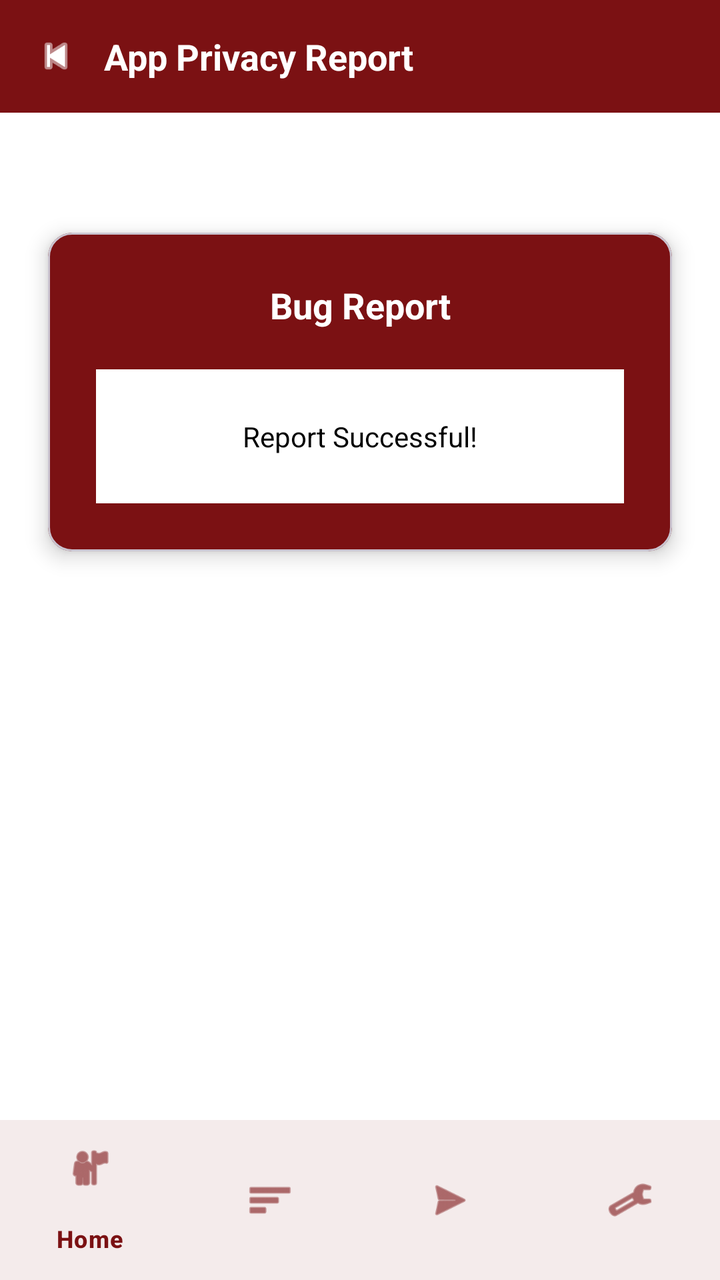
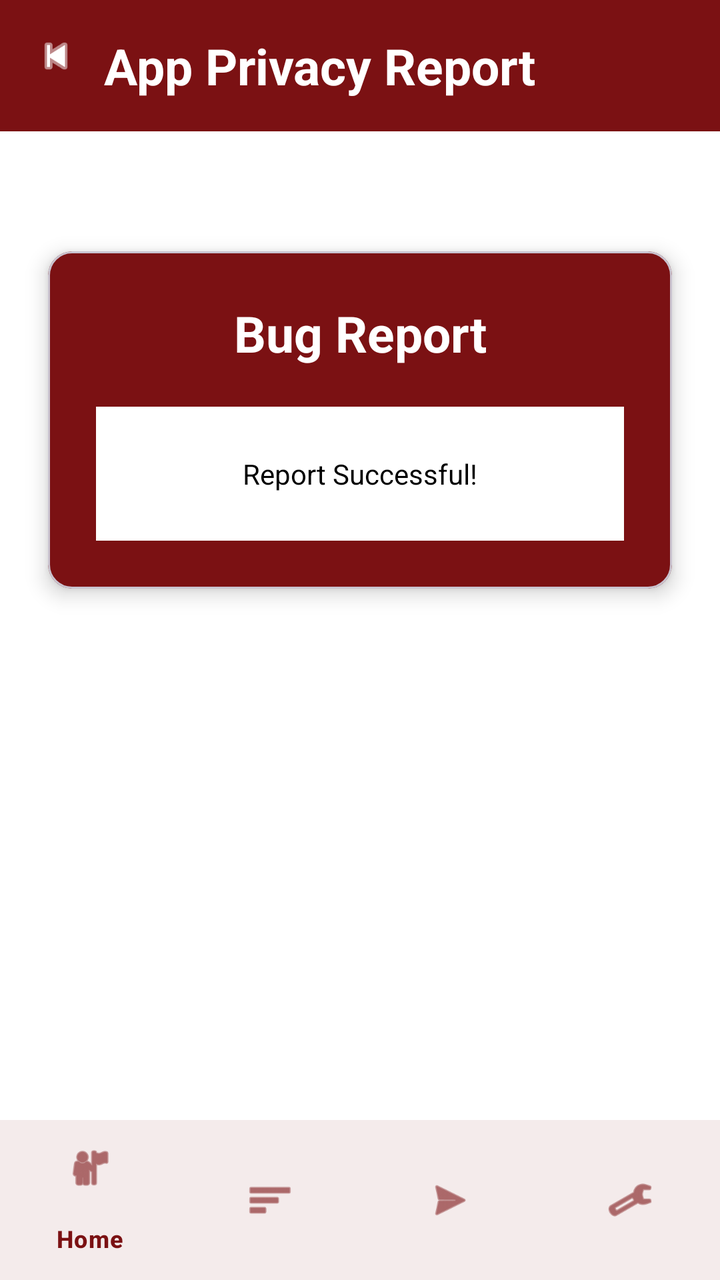

The first picture is an Android layout as it rendered before a commit; the second is the same layout after the commit. The layout source and the unified diff follow.
<!-- AndroidManifest.xml: application theme Theme.FixItFinderApp -->
<!-- res/layout/activity_privacy_report.xml -->
<?xml version="1.0" encoding="utf-8"?>
<androidx.coordinatorlayout.widget.CoordinatorLayout
    xmlns:android="http://schemas.android.com/apk/res/android"
    xmlns:app="http://schemas.android.com/apk/res-auto"
    android:layout_width="match_parent"
    android:layout_height="match_parent"
    android:background="@android:color/white">

    <androidx.core.widget.NestedScrollView
        android:layout_width="match_parent"
        android:layout_height="match_parent"
        android:fillViewport="true">

        <LinearLayout
            android:layout_width="match_parent"
            android:layout_height="wrap_content"
            android:orientation="vertical">

            
            <RelativeLayout
                android:id="@+id/layoutHeader"
                android:layout_width="match_parent"
                android:layout_height="wrap_content"
                android:background="@color/color_primary"
                android:padding="16dp">

                <ImageView
                    android:id="@+id/btnBack"
                    android:layout_width="24dp"
                    android:layout_height="24dp"
                    android:src="@android:drawable/ic_media_previous"
                    android:contentDescription="Back"
                    android:tint="@color/white" />

                <TextView
                    android:id="@+id/tvHeaderTitle"
                    android:layout_width="wrap_content"
                    android:layout_height="wrap_content"
                    android:text="App Privacy Report"
                    android:textSize="18sp"
                    android:textStyle="bold"
                    android:textColor="@color/white"
                    android:layout_toEndOf="@+id/btnBack"
                    android:layout_marginStart="12dp"
                    android:layout_centerVertical="true" />
            </RelativeLayout>

            <com.google.android.material.card.MaterialCardView
                android:layout_width="match_parent"
                android:layout_height="wrap_content"
                android:layout_marginTop="60dp"
                android:layout_marginStart="24dp"
                android:layout_marginEnd="24dp"
                app:cardCornerRadius="12dp"
                app:cardElevation="6dp"
                app:cardBackgroundColor="@color/color_primary">

                <LinearLayout
                    android:layout_width="match_parent"
                    android:layout_height="wrap_content"
                    android:orientation="vertical"
                    android:padding="24dp">

                    <TextView
                        android:layout_width="match_parent"
                        android:layout_height="wrap_content"
                        android:text="Bug Report"
                        android:textStyle="bold"
                        android:textSize="18sp"
                        android:textColor="@color/white"
                        android:gravity="center" />

                    <LinearLayout
                        android:layout_width="match_parent"
                        android:layout_height="wrap_content"
                        android:layout_marginTop="20dp"
                        android:background="@android:color/white"
                        android:padding="24dp">

                        <TextView
                            android:layout_width="match_parent"
                            android:layout_height="wrap_content"
                            android:text="Report Successful!"
                            android:textColor="@android:color/black"
                            android:gravity="center" />
                    </LinearLayout>
                </LinearLayout>
            </com.google.android.material.card.MaterialCardView>

        </LinearLayout>
    </androidx.core.widget.NestedScrollView>

    
    <com.google.android.material.bottomnavigation.BottomNavigationView
        android:id="@+id/bottomNavigation"
        android:layout_width="match_parent"
        android:layout_height="wrap_content"
        android:layout_gravity="bottom"
        android:background="@color/white"
        app:itemTextColor="@color/color_primary"
        app:itemIconTint="@color/color_primary"
        app:menu="@menu/bottom_navigation" />

</androidx.coordinatorlayout.widget.CoordinatorLayout>
<!-- resources referenced by this layout -->
<resources>
  <color name="color_primary">#7B1113</color>
  <color name="white">#FFFFFFFF</color>
  <style name="Theme.FixItFinderApp" parent="Base.Theme.FixItFinderApp" />
  <style name="Base.Theme.FixItFinderApp" parent="Theme.Material3.DayNight.NoActionBar">
          <item name="colorPrimary">@color/color_primary</item>
          <item name="colorSecondary">@color/color_secondary</item>
          <item name="colorSurface">@color/color_background</item>
          <item name="colorOnSurface">@color/color_text_dark</item>
          <item name="colorPrimaryContainer">@color/color_primary</item>
          <item name="colorOnPrimary">@color/color_background</item>
      </style>
  <color name="color_secondary">#825037</color>
  <color name="color_background">#FFFFFF</color>
  <color name="color_text_dark">#2C2C2C</color>
</resources>

<!-- the commit's change to res/layout/activity_privacy_report.xml (unified diff, before → after) -->
@@ -37,7 +37,7 @@
                     android:layout_width="wrap_content"
                     android:layout_height="wrap_content"
                     android:text="App Privacy Report"
-                    android:textSize="18sp"
+                    android:textSize="25sp"
                     android:textStyle="bold"
                     android:textColor="@color/white"
                     android:layout_toEndOf="@+id/btnBack"
@@ -66,7 +66,7 @@
                         android:layout_height="wrap_content"
                         android:text="Bug Report"
                         android:textStyle="bold"
-                        android:textSize="18sp"
+                        android:textSize="25sp"
                         android:textColor="@color/white"
                         android:gravity="center" />
 
